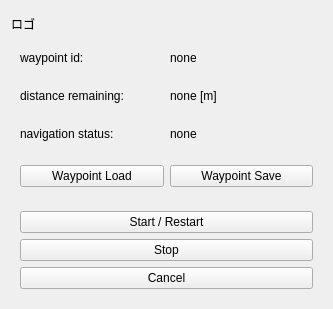
The window that ike_nav_rviz_plugins/src/ui/ike_nav.ui (uhobeike/ike_nav) describes before a commit, drawn with Qt 5.
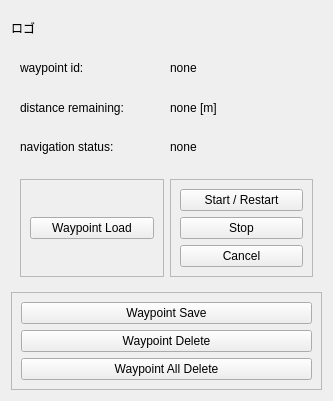
The same window after the commit.

What changed in the file:
```diff
--- a/ike_nav_rviz_plugins/src/ui/ike_nav.ui
+++ b/ike_nav_rviz_plugins/src/ui/ike_nav.ui
@@ -7,7 +7,7 @@
     <x>0</x>
     <y>0</y>
     <width>333</width>
-    <height>301</height>
+    <height>401</height>
    </rect>
   </property>
   <property name="windowTitle">
@@ -88,8 +88,15 @@
     </widget>
    </item>
    <item>
-    <widget class="QWidget" name="horizontalLayoutWidget">
-     <layout class="QHBoxLayout" name="horizontalLayout">
+    <widget class="QWidget" name="loadAndNavGroup_layout_widget">
+     <layout class="QHBoxLayout" name="loadAndNavGroup_layout">
+      <!-- Waypoint Load -->
+      <item>
+       <widget class="QFrame" name="waypointLoadFrame">
+        <property name="frameShape">
+         <enum>QFrame::StyledPanel</enum>
+        </property>
+        <layout class="QVBoxLayout" name="waypointLoadLayout">
       <item>
        <widget class="QPushButton" name="waypoint_load">
         <property name="text">
@@ -97,19 +104,17 @@
         </property>
        </widget>
       </item>
-      <item>
-       <widget class="QPushButton" name="waypoint_save">
-        <property name="text">
-         <string>Waypoint Save</string>
-        </property>
-       </widget>
-      </item>
      </layout>
     </widget>
    </item>
+      
+      <!-- Navigation Group (Start/Restart, Stop, Cancel) -->
    <item>
-    <widget class="QWidget" name="verticalLayoutWidget">
-     <layout class="QVBoxLayout" name="verticalLayout">
+       <widget class="QFrame" name="navigationGroupFrame">
+        <property name="frameShape">
+         <enum>QFrame::StyledPanel</enum>
+        </property>
+        <layout class="QVBoxLayout" name="navigationGroupLayout">
       <item>
        <widget class="QPushButton" name="start">
         <property name="text">
@@ -134,6 +139,42 @@
      </layout>
     </widget>
    </item>
+     </layout>
+    </widget>
+   </item>
+
+   <!-- Waypoint Operations (Save, Delete, All Delete) -->
+   <item>
+    <widget class="QFrame" name="waypointOperationsFrame">
+     <property name="frameShape">
+      <enum>QFrame::StyledPanel</enum>
+     </property>
+     <layout class="QVBoxLayout" name="waypointOperationsLayout">
+      <item>
+       <widget class="QPushButton" name="waypoint_save">
+        <property name="text">
+         <string>Waypoint Save</string>
+        </property>
+       </widget>
+      </item>
+      <item>
+       <widget class="QPushButton" name="waypoint_delete">
+        <property name="text">
+         <string>Waypoint Delete</string>
+        </property>
+       </widget>
+      </item>
+      <item>
+       <widget class="QPushButton" name="waypoint_all_delete">
+        <property name="text">
+         <string>Waypoint All Delete</string>
+        </property>
+       </widget>
+      </item>
+     </layout>
+    </widget>
+   </item>
+
   </layout>
  </widget>
  <resources/>
```
Left out of the diff: 10 changed lines with no effect on the pictures. Lines whose indentation alone changed are shown as unchanged.
